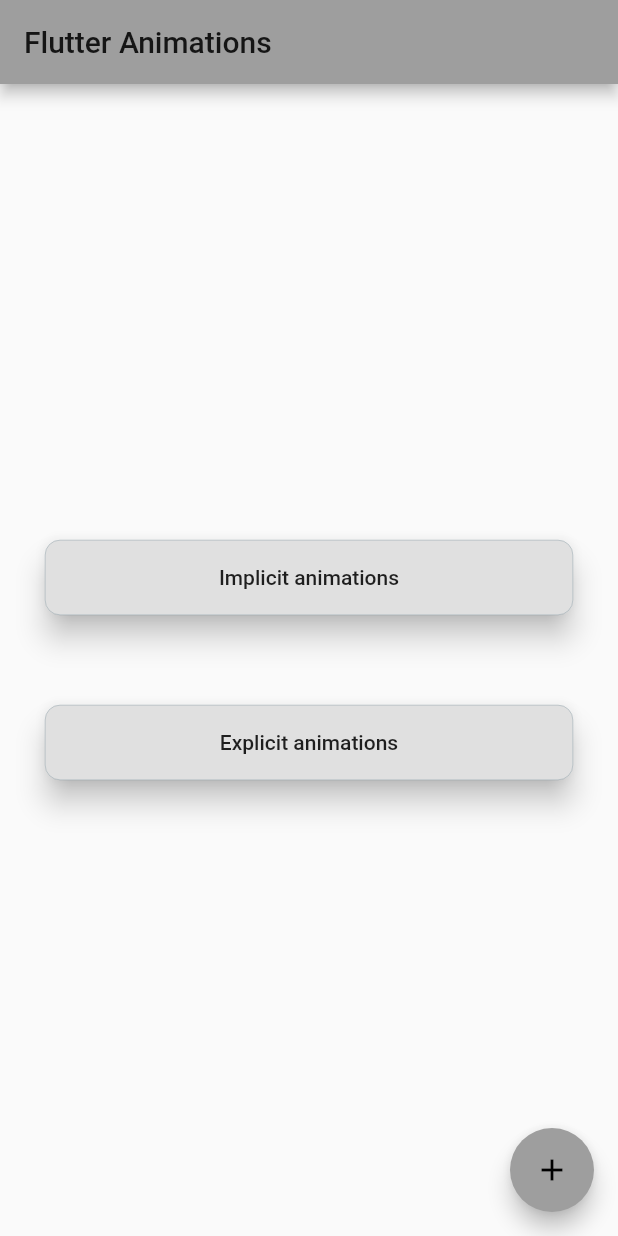
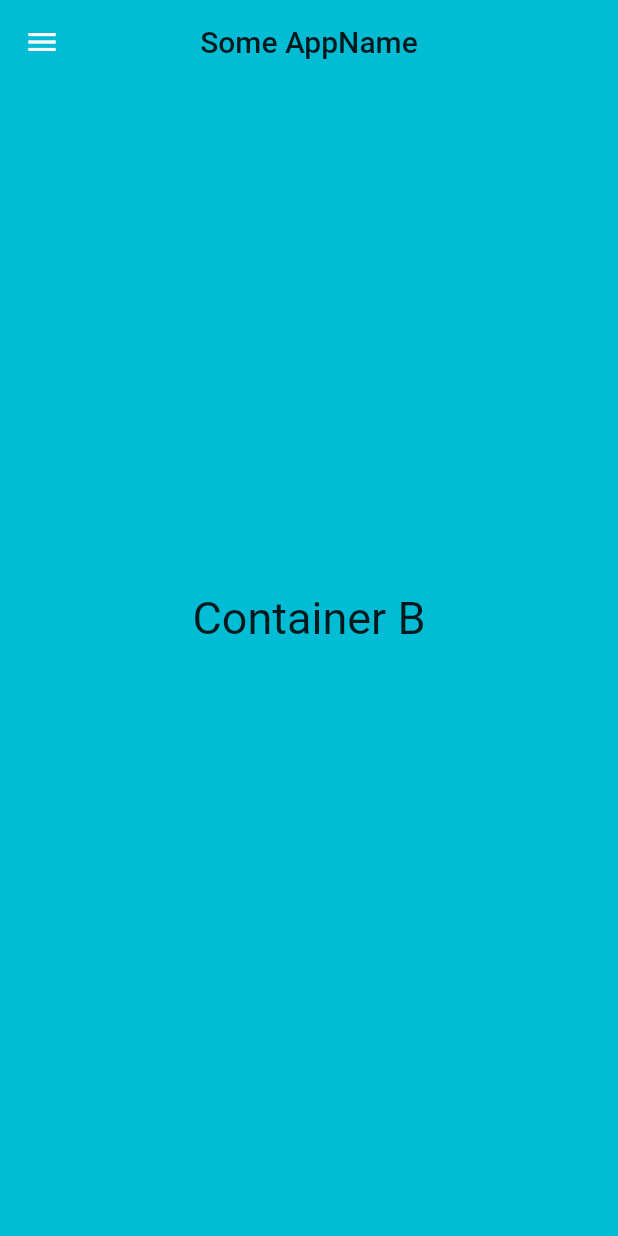
Before and after one commit to nemrosim/flutter-animation-basics, a Flutter app: the screen it shows after launch, on a phone screen of 412 x 824 dp. Run offline on Flutter 3.47's test engine with Material 2 defaults, Android fonts, the phone set to English and light mode, and no system bars.

Commit message:
add two animated drawers

```diff
--- a/lib/main.dart
+++ b/lib/main.dart
@@ -5,6 +5,8 @@ import 'package:animationapp/routes/implicit/anim_container.dart';
 import 'package:animationapp/routes/implicit/anim_opacity.dart';
 import 'package:animationapp/routes/implicit/anim_padding.dart';
 import 'package:animationapp/routes/implicit/tween_anim.dart';
+import 'package:animationapp/widgets/custom-drawer-v2.dart';
+import 'package:animationapp/widgets/custom_drawer.dart';
 import 'package:flutter/material.dart';
 
 import 'widgets/raised_app_button.dart';
@@ -20,7 +22,9 @@ class MyApp extends StatelessWidget {
       theme: ThemeData(
         primarySwatch: Colors.grey,
       ),
-      home: MyHomePage(title: 'Flutter Animations'),
+//      home: MyHomePage(title: 'Flutter Animations'),
+//      home: CustomDrawer(),
+      home: CustomDrawer_V2(),
       routes: {
         '/${MAIN_ROUTES.IMPLICIT}': (context) => ImplicitAnimationRoute(),
         '/${MAIN_ROUTES.IMPLICIT}/${IMPLICIT_ROUTES.CONTAINER}': (context) =>
--- /dev/null
+++ b/lib/widgets/custom-drawer-v2.dart
@@ -0,0 +1,167 @@
+import 'package:flutter/material.dart';
+import 'dart:math' as math;
+
+class CustomDrawer_V2 extends StatefulWidget {
+  @override
+  _CustomDrawer_V2State createState() => _CustomDrawer_V2State();
+}
+
+class _CustomDrawer_V2State extends State<CustomDrawer_V2>
+    with SingleTickerProviderStateMixin {
+  AnimationController animationController;
+
+  @override
+  void initState() {
+    super.initState();
+    animationController = AnimationController(
+      vsync: this,
+      duration: Duration(milliseconds: 1000),
+    );
+  }
+
+  void toggle() => animationController.isDismissed
+      ? animationController.forward()
+      : animationController.reverse();
+
+  final double maxSlide = 300.0; // current screen 375
+  final double minDragStartEdge = 80.0;
+  final double maxDragStartEdge = 200.0;
+
+  bool _canBeDragged;
+
+  ///  To determine if we can start opening or closing drawer.
+  void _onDragStart(DragStartDetails details) {
+//    print('Global position: ${details.globalPosition}');
+    print('Media query: ${MediaQuery.of(context).size}');
+//    print('Global position DX: ${details.globalPosition.dx}');
+//    print('Global position DY: ${details.globalPosition.dy}');
+    bool isDragOpenFromLeft = animationController.isDismissed &&
+        details.globalPosition.dx < minDragStartEdge;
+    bool isDragCloseFromRight = animationController.isCompleted &&
+        details.globalPosition.dx > maxDragStartEdge;
+    _canBeDragged = isDragOpenFromLeft || isDragCloseFromRight;
+  }
+
+  /// For calculate how big was the gesture
+  void _onDragUpdate(DragUpdateDetails details) {
+    if (_canBeDragged) {
+      double delta = details.primaryDelta / maxSlide;
+      animationController.value += delta;
+    }
+  }
+
+  /// What should be done at the end of the gesture - close or open ?
+  void _onDragEnd(DragEndDetails details) {
+    if (animationController.isDismissed || animationController.isCompleted) {
+      return;
+    }
+
+    if (details.velocity.pixelsPerSecond.dx.abs() >= 365.0) {
+      double visualVelocity = details.velocity.pixelsPerSecond.dx /
+          MediaQuery.of(context).size.width;
+      animationController.fling(velocity: visualVelocity);
+    } else if (animationController.value < 0.5) {
+      animationController.reverse();
+    } else {
+      animationController.forward();
+    }
+  }
+
+  @override
+  Widget build(BuildContext context) {
+    Widget myDrawer() {
+      return Container(
+        color: Colors.deepOrangeAccent,
+        child: Center(
+          child: SafeArea(
+            child: Text(
+              'Container A',
+              style: TextStyle(fontSize: 30),
+            ),
+          ),
+        ),
+      );
+    }
+
+    Widget myChild = Container(
+      color: Colors.cyan,
+      child: Center(
+          child: Text(
+        'Container B',
+        style: TextStyle(fontSize: 30),
+      )),
+    );
+
+    double calculateOffsetFor_Container_A() {
+      double result = maxSlide * (animationController.value - 1) - 75;
+      print("Result Container A $result");
+      return result;
+    }
+
+    double calculateOffsetFor_Container_B() {
+      double result = maxSlide * animationController.value;
+      print("Result Container B $result");
+      return result;
+    }
+
+    return GestureDetector(
+      onHorizontalDragStart: _onDragStart,
+      onHorizontalDragUpdate: _onDragUpdate,
+      onHorizontalDragEnd: _onDragEnd,
+      behavior: HitTestBehavior.translucent,
+      onTap: toggle,
+      child: AnimatedBuilder(
+        animation: animationController,
+        builder: (context, _) {
+          return Material(
+            color: Colors.blueGrey,
+            child: Stack(
+              children: <Widget>[
+                Transform.translate(
+                  offset: Offset(calculateOffsetFor_Container_A(), 0),
+                  child: Transform(
+                    transform: Matrix4.identity()
+                      ..setEntry(3, 2, 0.001)
+                      ..rotateY(math.pi / 2 * (1 - animationController.value)),
+                    alignment: Alignment.centerRight,
+                    child: myDrawer(),
+                  ),
+                ),
+                Transform.translate(
+                  offset: Offset(calculateOffsetFor_Container_B(), 0),
+                  child: Transform(
+                    transform: Matrix4.identity()
+                      ..setEntry(3, 2, 0.001)
+                      ..rotateY(-math.pi * animationController.value / 2),
+                    alignment: Alignment.centerLeft,
+                    child: myChild,
+                  ),
+                ),
+                Positioned(
+                  top: 4.0 + MediaQuery.of(context).padding.top,
+                  left: 4.0 + animationController.value * maxSlide,
+                  child: IconButton(
+                    icon: Icon(Icons.menu),
+                    onPressed: toggle,
+                    color: Colors.white,
+                  ),
+                ),
+                Positioned(
+                  top: 16.0 + MediaQuery.of(context).padding.top,
+                  left: animationController.value *
+                      MediaQuery.of(context).size.width,
+                  width: MediaQuery.of(context).size.width,
+                  child: Text(
+                    'Some AppName',
+                    style: Theme.of(context).primaryTextTheme.title,
+                    textAlign: TextAlign.center,
+                  ),
+                ),
+              ],
+            ),
+          );
+        },
+      ),
+    );
+  }
+}
```
Also changed, not shown: lib/widgets/custom_drawer.dart (added, +107 -0 lines).
